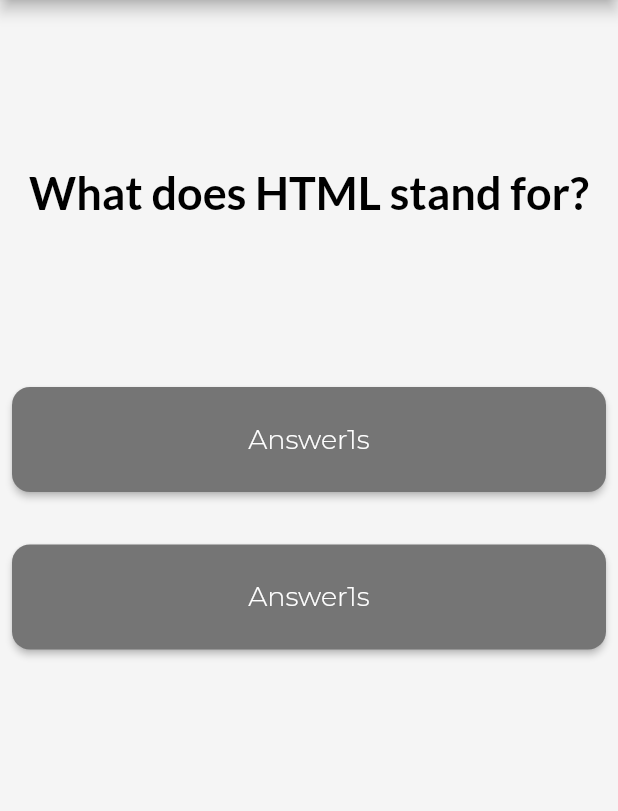
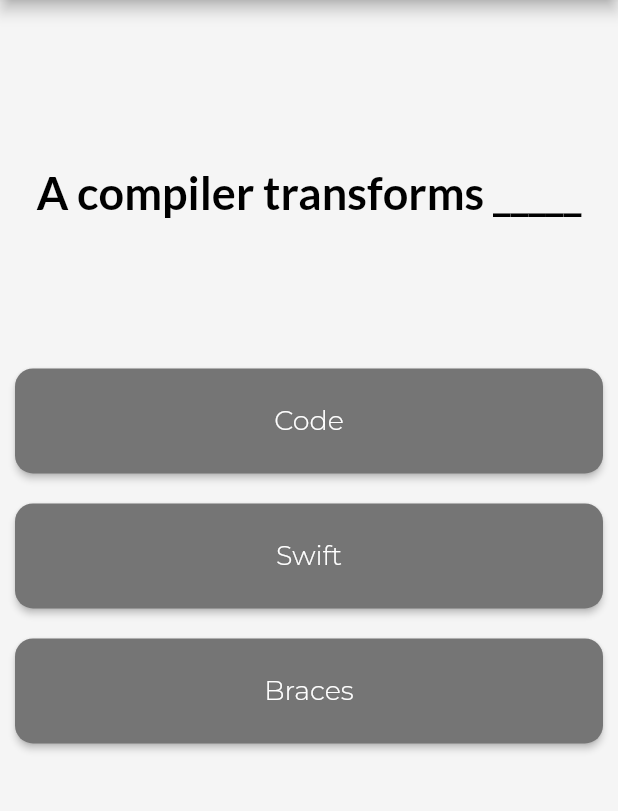
Before and after one commit to stha-nikhil/flutter-rnd, a Flutter app: the screen it shows after launch, on a phone screen of 412 x 824 dp, the part 84-895 px from its top. Run offline on Flutter 3.47's test engine with Material 2 defaults, Android fonts, the phone set to English and light mode, and no system bars; our stand-ins replace dio, easy_localization, flutter_form_builder, form_builder_validators, shared_preferences, sizer; accounts and stored records are empty.

Commit message:
FEAT: mapping questions and answers

```diff
--- a/lib/answer.dart
+++ b/lib/answer.dart
@@ -1,8 +1,9 @@
 import 'package:flutter/material.dart';
 
 class Answer extends StatelessWidget {
-  const Answer(this.answerHandler, {super.key});
+  const Answer(this.answerHandler, this.answerText, {super.key});
 
+  final String answerText ;
   final VoidCallback answerHandler;
 
   @override
@@ -10,7 +11,7 @@ class Answer extends StatelessWidget {
     return Container(
       child: ElevatedButton(
         child: Text(
-          'Answer1s',
+          answerText,
           style: Theme.of(context).textTheme.labelMedium,
         ),
         onPressed: answerHandler,
--- a/lib/main.dart
+++ b/lib/main.dart
@@ -27,9 +27,15 @@ class _MyAppState extends State<MyApp> {
 
   @override
   Widget build(BuildContext context) {
-    var questions = [
-      'What does HTML stand for?',
-      'Which of these is a programming language?',
+    const questions = [
+      {
+        'questionText': 'A compiler transforms _____',
+        'answers': ['Code', 'Swift', 'Braces'],
+      },
+      {
+        'questionText': 'Which of these is a programming language?',
+        'answers': ['HTML', 'Go Lang'],
+      },
     ];
     return MaterialApp(
       home: Scaffold(
@@ -42,27 +48,36 @@ class _MyAppState extends State<MyApp> {
         ),
         body: Column(
           children: [
-            SizedBox(
+            const SizedBox(
               height: 100,
             ),
-            SizedBox(
-                height: 150,
-                child: Question(
-                  questions[_questionIndex],
-                )),
-            Expanded(
-              child: ListView.separated(
-                padding: const EdgeInsets.all(8),
-                itemCount: 2,
-                itemBuilder: (context, int index) {
-                  return Answer(_answer);
-                },
-                separatorBuilder: (BuildContext context, int index) =>
-                    const SizedBox(
-                  height: 35,
-                ),
-              ),
+            Question(
+              questions[_questionIndex]['questionText'] as String,
             ),
+            const SizedBox(
+              height: 80,
+            ),
+            ...(questions[_questionIndex]['answers'] as List<String>)
+                .map((answer) {
+              return Container(
+                margin: const EdgeInsets.all(10),
+                  child: Answer(_answer, answer),
+              );
+            }).toList(),
+
+            // Expanded(
+            //   child: ListView.separated(
+            //     padding: const EdgeInsets.all(8),
+            //     itemCount: 2,
+            //     itemBuilder: (context, int index) {
+            //       return Answer(_answer);
+            //     },
+            //     separatorBuilder: (BuildContext context, int index) =>
+            //     const SizedBox(
+            //       height: 35,
+            //     ),
+            //   ),
+            // ),
           ],
         ),
       ),
--- a/lib/style.dart
+++ b/lib/style.dart
@@ -37,6 +37,7 @@ final elevatedButtonStyle = ElevatedButtonThemeData(
     minimumSize: MaterialStateProperty.all(
       Size.fromHeight(70),
     )
+
   ),
 );
 
```
